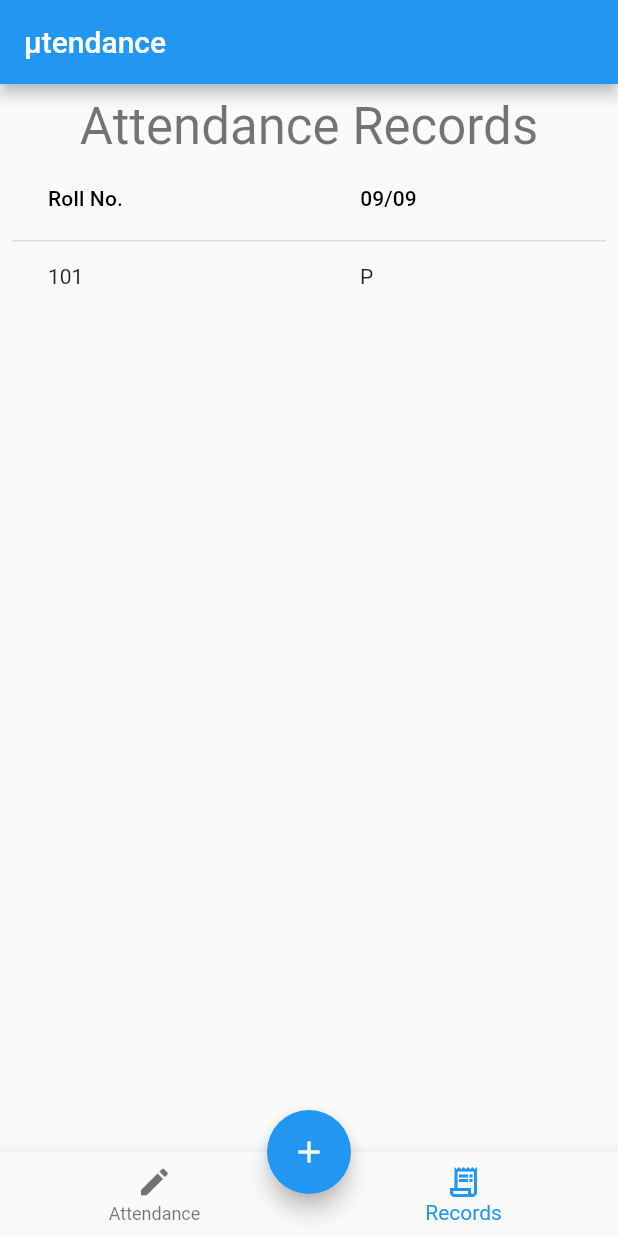
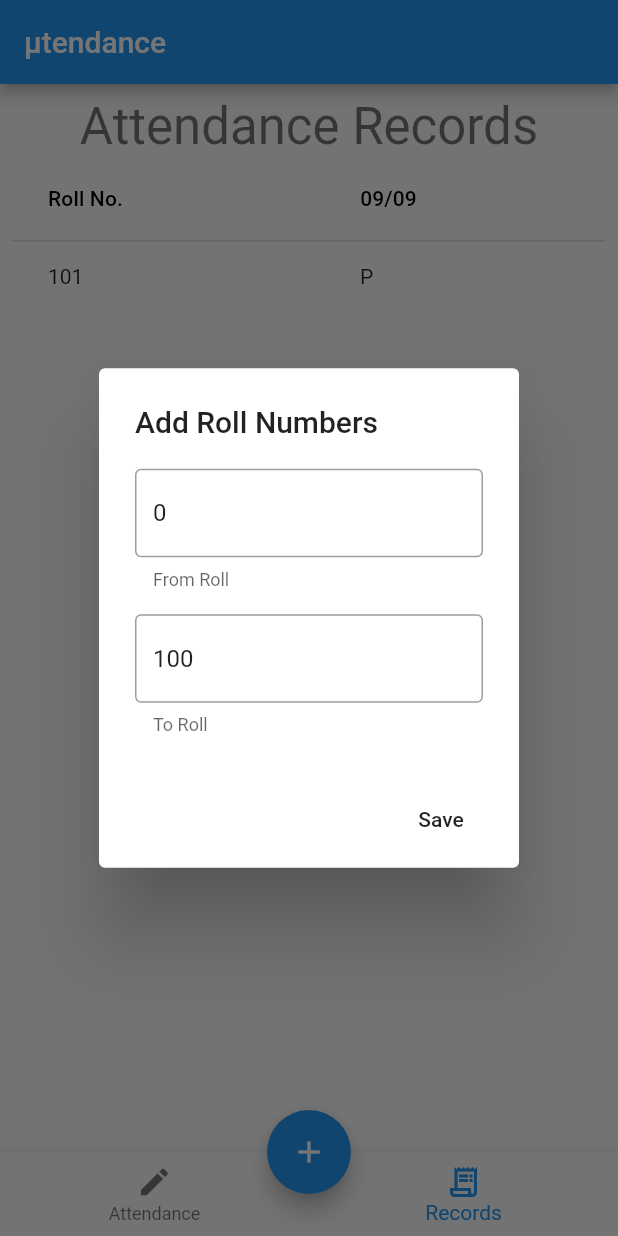
Before and after one commit to unsuitable001/mutendance, a Flutter app: the screen it shows after launch, item 2 of the bottom bar chosen, after a tap on the "add" icon, on a phone screen of 412 x 824 dp. Run offline on Flutter 3.47's test engine with Material 2 defaults, Android fonts, the phone set to English and light mode, and no system bars; our stand-ins replace shared_preferences; missing offline and left inert: excel.

Commit message:
implement storage and presense capturing area

```diff
--- /dev/null
+++ b/lib/core/storage.dart
@@ -0,0 +1,33 @@
+import 'package:shared_preferences/shared_preferences.dart';
+
+class Storage {
+  static final _storage = Storage._internal();
+  static SharedPreferences? _sharedPreferences;
+
+  /// Loads data from [SharedPreferences] and provides an unified API over it.
+  static Future<Storage> getInstance() async {
+    if (_sharedPreferences == null) {
+      _sharedPreferences = await SharedPreferences.getInstance();
+    }
+    return _storage;
+  }
+
+  Future<bool> setRollRange(int lbound, int rbound) async {
+    if (lbound > rbound) throw ArgumentError.value(rbound, 'lbound > rbound');
+    if (_sharedPreferences == null) {
+      await getInstance();
+    }
+    return await _sharedPreferences!.setInt('rollLBound', lbound) &&
+        await _sharedPreferences!.setInt('rollRBound', rbound);
+  }
+
+  Future<bool> setAbsentsOnly(bool isAbsentsOnly) {
+    return _sharedPreferences!.setBool('absentsOnly', isAbsentsOnly);
+  }
+
+  int get rollLBound => _sharedPreferences?.getInt('rollLBound') ?? 0;
+  int get rollRBound => _sharedPreferences?.getInt('rollRBound') ?? 0;
+  bool get isAbsentsOnly => _sharedPreferences?.getBool('absentsOnly') ?? true;
+
+  Storage._internal();
+}
--- a/lib/model/student.dart
+++ b/lib/model/student.dart
@@ -1,5 +1,5 @@
 class Student {
   final int roll;
-  bool? isPresent;
+  bool isPresent;
   Student(this.roll, this.isPresent);
 }
--- a/lib/views/attendance.dart
+++ b/lib/views/attendance.dart
@@ -1,8 +1,11 @@
 import 'package:flutter/material.dart';
+import 'package:mutendance/core/storage.dart';
 import 'package:mutendance/model/student.dart';
 import 'package:mutendance/views/components/student.dart';
 
 class AttendancePage extends StatefulWidget {
+  final Storage storage;
+  const AttendancePage(this.storage);
   @override
   State<StatefulWidget> createState() => _AttendancePageState();
 }
@@ -20,15 +23,24 @@ class _AttendancePageState extends State<AttendancePage> {
           ),
           SwitchListTile(
             title: Text('Mark Absents Only'),
-            onChanged: null,
-            value: true,
+            onChanged: (value) =>
+                widget.storage.setAbsentsOnly(value).then((value) => {
+                      this.setState(() {}),
+                      ScaffoldMessenger.of(context).showSnackBar(SnackBar(
+                          content: Text('You will now mark '
+                              '${widget.storage.isAbsentsOnly ? "absent" : "present"}'
+                              ' students only.')))
+                    }),
+            value: widget.storage.isAbsentsOnly,
           ),
           Expanded(
               child: ListView.builder(
             padding: new EdgeInsets.symmetric(vertical: 8.0),
-            itemCount: 200,
+            itemCount: widget.storage.rollRBound - widget.storage.rollLBound,
             itemBuilder: (context, position) {
-              return StudentListItem(Student(position, false));
+              return StudentListItem(
+                  Student(position, widget.storage.isAbsentsOnly),
+                  widget.storage);
             },
           )),
         ],
--- /dev/null
+++ b/lib/views/components/new_roll_form.dart
@@ -0,0 +1,54 @@
+import 'package:flutter/material.dart';
+import 'package:flutter/services.dart';
+import 'package:mutendance/core/storage.dart';
+
+Future showRollForm(BuildContext context) async {
+  final fromTextController =
+      TextEditingController.fromValue(TextEditingValue(text: '0'));
+  final toTextController =
+      TextEditingController.fromValue(TextEditingValue(text: '100'));
+  final storage = await Storage.getInstance();
+  return showDialog(
+      context: context,
+      builder: (context) {
+        return AlertDialog(
+          title: const Text('Add Roll Numbers'),
+          content: Column(
+            mainAxisAlignment: MainAxisAlignment.spaceEvenly,
+            mainAxisSize: MainAxisSize.min,
+            children: <Widget>[
+              TextField(
+                keyboardType: TextInputType.number,
+                inputFormatters: [FilteringTextInputFormatter.digitsOnly],
+                decoration: InputDecoration(
+                    border: OutlineInputBorder(),
+                    hintText: 'From',
+                    helperText: 'From Roll'),
+                controller: fromTextController,
+              ),
+              const Divider(
+                color: Colors.transparent,
+              ),
+              TextField(
+                keyboardType: TextInputType.number,
+                inputFormatters: [FilteringTextInputFormatter.digitsOnly],
+                decoration: InputDecoration(
+                    border: OutlineInputBorder(),
+                    hintText: 'To',
+                    helperText: 'To Roll'),
+                controller: toTextController,
+              ),
+            ],
+          ),
+          actions: [
+            MaterialButton(
+                child: Text('Save'),
+                onPressed: () async {
+                  await storage.setRollRange(int.parse(fromTextController.text),
+                      int.parse(toTextController.text));
+                  Navigator.of(context).pop();
+                })
+          ],
+        );
+      });
+}
--- a/lib/views/home.dart
+++ b/lib/views/home.dart
@@ -1,5 +1,6 @@
 import 'package:flutter/material.dart';
-import 'package:mutendance/core/excel_handler.dart';
+import 'package:mutendance/core/storage.dart';
+import 'package:mutendance/views/components/new_roll_form.dart';
 import 'records.dart';
 import 'attendance.dart';
 
@@ -14,14 +15,11 @@ class HomePage extends StatefulWidget {
 
 class _HomePageState extends State<HomePage> {
   int _selectedIndex = 0;
-
   void _onItemTapped(int index) {
     setState(() {
       _selectedIndex = index;
     });
   }
-
-  final _screens = <Widget>[AttendancePage(), RecordsPage()];
 
   @override
   Widget build(BuildContext context) {
@@ -43,16 +41,27 @@ class _HomePageState extends State<HomePage> {
         currentIndex: _selectedIndex,
         onTap: (index) => _onItemTapped(index),
       ),
-      body: FutureBuilder(
-          future: getStudentsData(),
+      body: FutureBuilder<Storage>(
+          future: Storage.getInstance(),
           builder: (context, snapshot) {
-            return IndexedStack(
-              children: _screens,
-              index: _selectedIndex,
-            );
+            return snapshot.hasData
+                ? IndexedStack(
+                    children: <Widget>[
+                      AttendancePage(snapshot.data!),
+                      RecordsPage()
+                    ],
+                    index: _selectedIndex,
+                  )
+                : CircularProgressIndicator();
           }),
       floatingActionButton: FloatingActionButton(
-        onPressed: () => null,
+        onPressed: () {
+          showRollForm(context).then((_) {
+            this.setState(() {});
+            ScaffoldMessenger.of(context).showSnackBar(
+                SnackBar(content: Text('New roll number range added.')));
+          });
+        },
         tooltip: 'Add new students',
         child: Icon(Icons.add),
       ),
--- a/pubspec.yaml
+++ b/pubspec.yaml
@@ -23,6 +23,7 @@ environment:
 dependencies:
   excel: ^2.0.0-null-safety-3
   path_provider: ^2.0.2
+  shared_preferences: ^2.0.6
   flutter:
     sdk: flutter
 
```
Also changed, not shown: lib/views/components/student.dart (+11 -3 lines), pubspec.lock, 3 other files.
